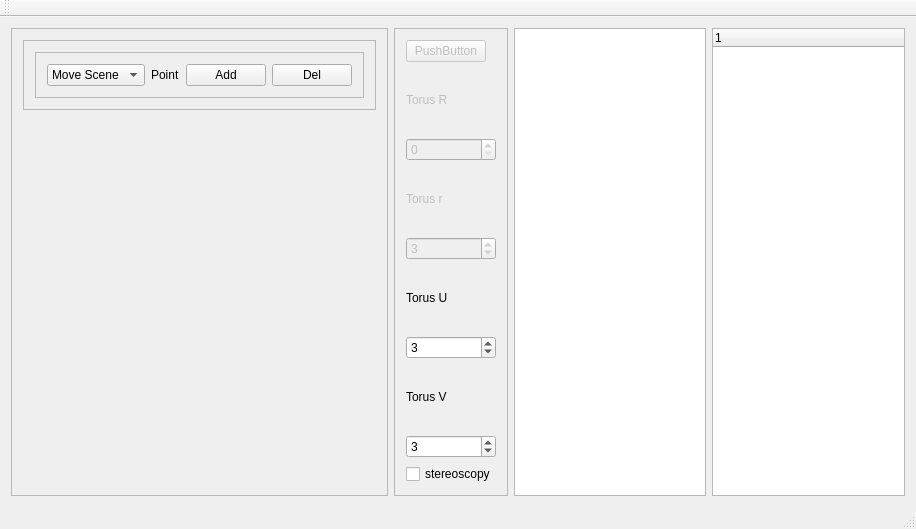
The window that GraphicEngine/mainwindow.ui (awitwicka/3DGraphicEngine) describes before a commit, drawn with Qt 5.
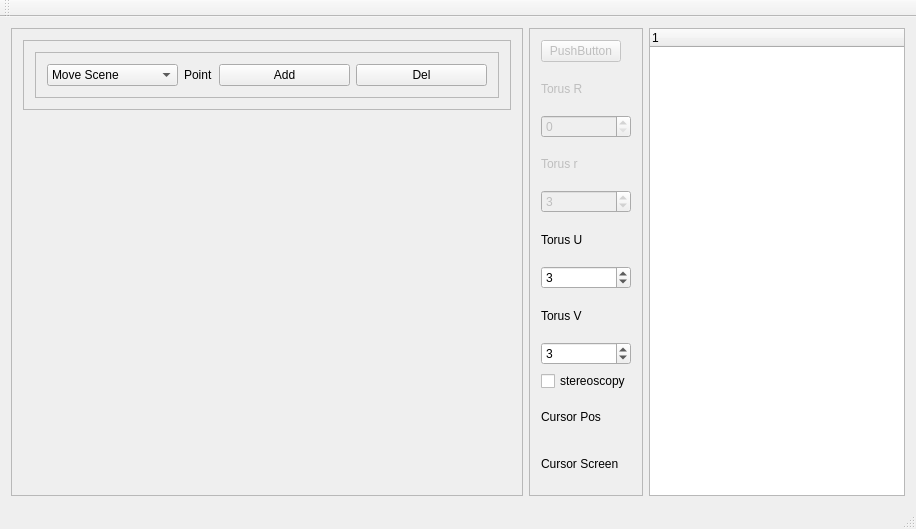
The same window after the commit. Custom widgets are drawn as their Qt base class.

The edit to the form file:
```diff
--- a/GraphicEngine/mainwindow.ui
+++ b/GraphicEngine/mainwindow.ui
@@ -118,7 +118,7 @@
      <widget class="QFrame" name="frame">
       <property name="sizePolicy">
        <sizepolicy hsizetype="Fixed" vsizetype="Preferred">
-        <horstretch>0</horstretch>
+        <horstretch>10</horstretch>
         <verstretch>7</verstretch>
        </sizepolicy>
       </property>
@@ -223,24 +223,43 @@
          </property>
         </widget>
        </item>
+       <item>
+        <widget class="QLabel" name="label_CursorPos">
+         <property name="sizePolicy">
+          <sizepolicy hsizetype="Preferred" vsizetype="Preferred">
+           <horstretch>0</horstretch>
+           <verstretch>0</verstretch>
+          </sizepolicy>
+         </property>
+         <property name="text">
+          <string>Cursor Pos</string>
+         </property>
+        </widget>
+       </item>
+       <item>
+        <widget class="QLabel" name="label_CursorScreen">
+         <property name="sizePolicy">
+          <sizepolicy hsizetype="Preferred" vsizetype="Preferred">
+           <horstretch>0</horstretch>
+           <verstretch>0</verstretch>
+          </sizepolicy>
+         </property>
+         <property name="text">
+          <string>Cursor Screen</string>
+         </property>
+        </widget>
+       </item>
       </layout>
      </widget>
     </item>
     <item>
-     <widget class="QListWidget" name="listWidget">
-      <property name="enabled">
-       <bool>true</bool>
-      </property>
+     <widget class="QTreeWidget" name="treeWidget">
       <property name="sizePolicy">
-       <sizepolicy hsizetype="Preferred" vsizetype="Expanding">
+       <sizepolicy hsizetype="Expanding" vsizetype="Expanding">
         <horstretch>0</horstretch>
         <verstretch>0</verstretch>
        </sizepolicy>
       </property>
-     </widget>
-    </item>
-    <item>
-     <widget class="QTreeWidget" name="treeWidget">
       <column>
        <property name="text">
         <string notr="true">1</string>
```
Left out of the diff: 3 changed lines with no effect on the pictures.
